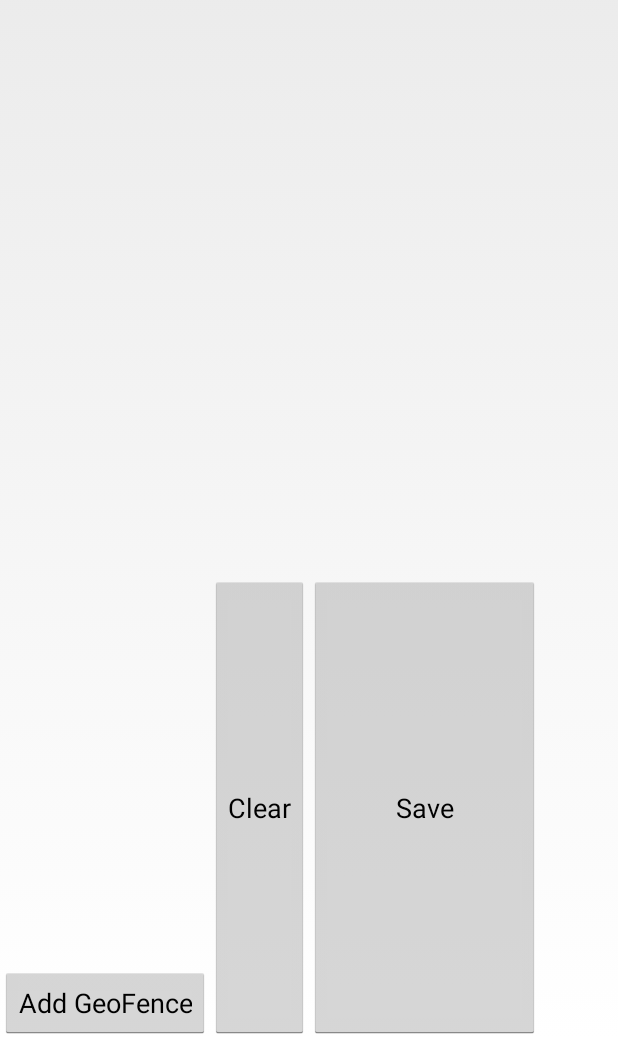
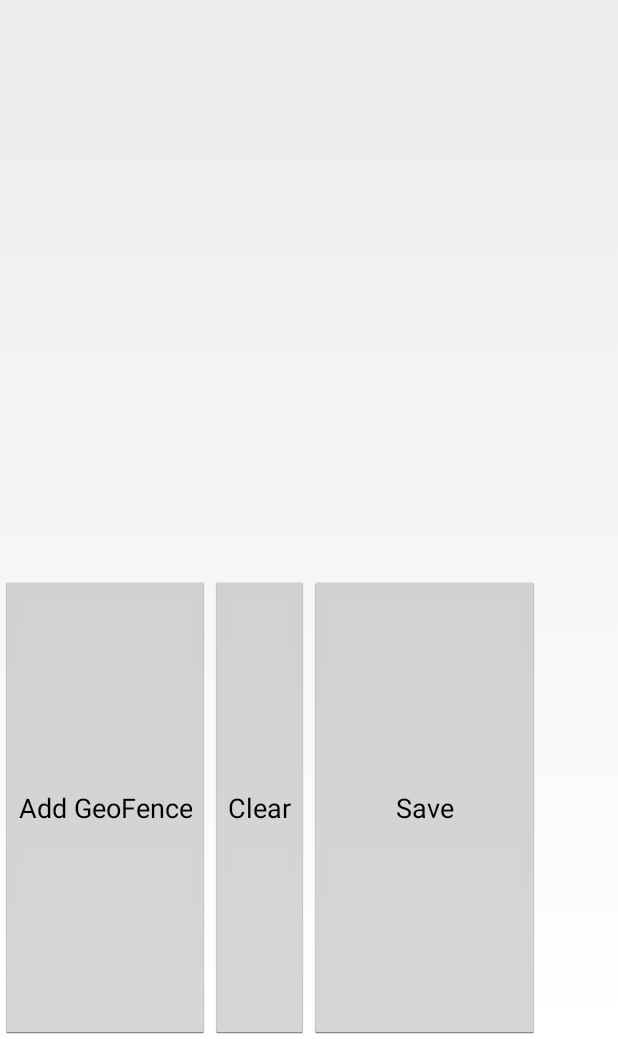
Before and after one commit to kmuchmore/Sight-Map, an Android app: the NewSightActivity screen opened directly, with no data from a screen before it, on a phone screen of 412 x 824 dp, the part 197-1236 px from its top. Run offline under Robolectric (Android 15) with nearby library versions, the phone set to English and light mode, and no system bars.

Commit message:
Tweaked AddSight Layout

```diff
--- a/app/src/main/AndroidManifest.xml
+++ b/app/src/main/AndroidManifest.xml
@@ -9,6 +9,7 @@
     <uses-permission android:name="android.permission.ACCESS_NETWORK_STATE"/>
     <uses-permission android:name="android.permission.INTERNET"/>
     <uses-permission android:name="android.permission.WRITE_EXTERNAL_STORAGE"/>
+    <uses-permission android:name="android.permission.ACCESS_FINE_LOCATION"/>
 
     <application
         android:allowBackup="true"
--- a/app/src/main/res/layout/activity_new_sight.xml
+++ b/app/src/main/res/layout/activity_new_sight.xml
@@ -32,6 +32,7 @@
         android:layout_height="wrap_content"
         android:text="@string/add_geofence"
         android:id="@+id/addGeoFence"
+        android:layout_below="@+id/gMap"
         android:layout_alignParentStart="true"
         android:layout_alignParentBottom="true" />
 
```
